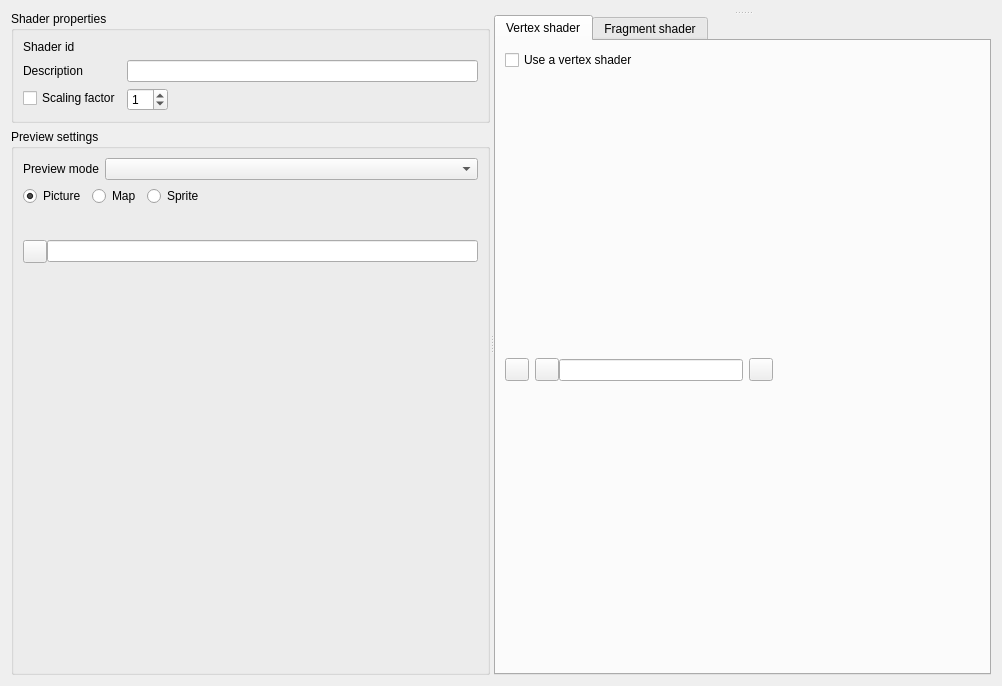
Qt form src/widgets/shader_editor.ui (Kangie/solarus) before a commit.
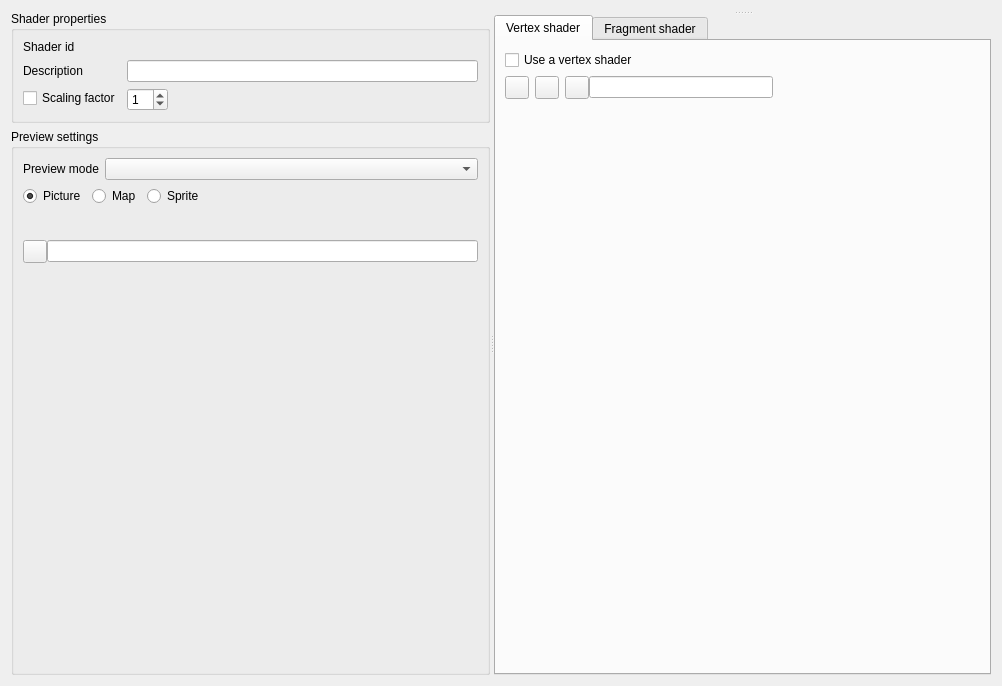
The same form after that commit. The open tabs and pages were chosen to show the change. Icons and pictures are not drawn. Custom widgets are drawn as their Qt base class.

```diff
--- a/src/widgets/shader_editor.ui
+++ b/src/widgets/shader_editor.ui
@@ -401,6 +401,39 @@
           </widget>
          </item>
          <item>
+          <widget class="QStackedWidget" name="vertex_editor_stacked_widget">
+           <widget class="QWidget" name="vertex_editor_empty_page">
+            <layout class="QVBoxLayout" name="verticalLayout_5">
+             <item>
+              <spacer name="vertical_spacer">
+               <property name="orientation">
+                <enum>Qt::Vertical</enum>
+               </property>
+               <property name="sizeHint" stdset="0">
+                <size>
+                 <width>20</width>
+                 <height>451</height>
+                </size>
+               </property>
+              </spacer>
+             </item>
+            </layout>
+           </widget>
+           <widget class="QWidget" name="vertex_editor_normal_page">
+            <layout class="QVBoxLayout" name="vertex_editor_layout">
+             <property name="leftMargin">
+              <number>0</number>
+             </property>
+             <property name="topMargin">
+              <number>0</number>
+             </property>
+             <property name="rightMargin">
+              <number>0</number>
+             </property>
+             <property name="bottomMargin">
+              <number>0</number>
+             </property>
+             <item>
           <widget class="QWidget" name="vertex_file_toolbar" native="true">
            <layout class="QHBoxLayout" name="vertex_file_layout">
             <property name="leftMargin">
@@ -423,6 +456,17 @@
               </property>
              </widget>
             </item>
+                <item>
+                 <widget class="QToolButton" name="vertex_file_save_button">
+                  <property name="toolTip">
+                   <string>Save</string>
+                  </property>
+                  <property name="icon">
+                   <iconset resource="../../resources/images.qrc">
+                    <normaloff>:/images/icon_save.png</normaloff>:/images/icon_save.png</iconset>
+                  </property>
+                 </widget>
+                </item>
             <item>
              <layout class="QHBoxLayout" name="vertex_file_open_layout">
               <property name="spacing">
@@ -448,14 +492,6 @@
               </item>
              </layout>
             </item>
-            <item>
-             <widget class="QToolButton" name="vertex_file_save_button">
-              <property name="icon">
-               <iconset resource="../../resources/images.qrc">
-                <normaloff>:/images/icon_save.png</normaloff>:/images/icon_save.png</iconset>
-              </property>
-             </widget>
-            </item>
             <item>
              <spacer name="horizontal_spacer_3">
               <property name="orientation">
@@ -472,6 +508,23 @@
            </layout>
           </widget>
          </item>
+             <item>
+              <spacer name="vertex_editor_placeholder">
+               <property name="orientation">
+                <enum>Qt::Vertical</enum>
+               </property>
+               <property name="sizeHint" stdset="0">
+                <size>
+                 <width>20</width>
+                 <height>451</height>
+                </size>
+               </property>
+              </spacer>
+             </item>
+            </layout>
+           </widget>
+          </widget>
+         </item>
         </layout>
        </widget>
        <widget class="QWidget" name="fragment_shader_page">
```
Left out of the diff: 85 changed lines with no effect on the pictures. Lines whose indentation alone changed are shown as unchanged.
